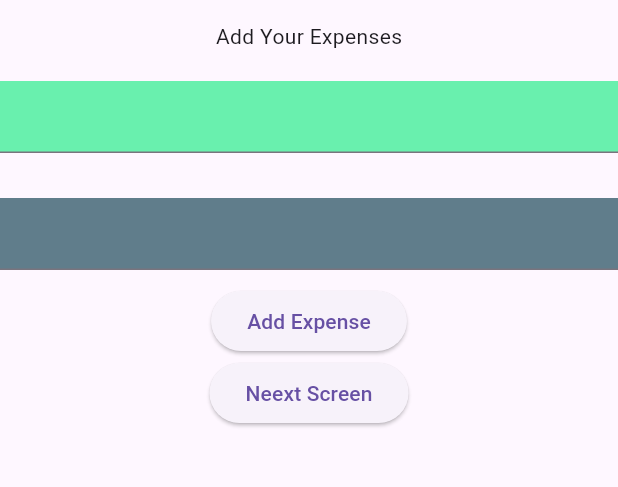
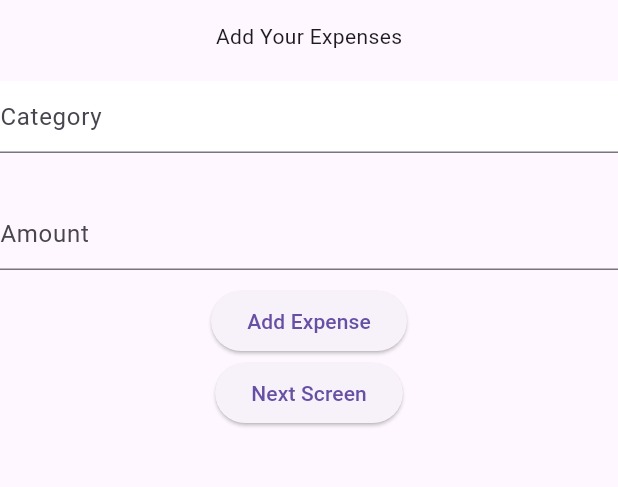
Before and after one commit to buildwithayush/graphify, a Flutter app: the screen it shows after launch, on a phone screen of 412 x 824 dp, the part 63-550 px from its top. Run offline on Flutter 3.47's test engine with Material 3 defaults, Android fonts, the phone set to English and light mode, and no system bars; our stand-ins replace fl_chart, flutter_riverpod, isar, riverpod_annotation; accounts and stored records are empty; generated files the repository leaves out were written again.

Commit message:
refactor expense input fields and update expense view to use ListView

```diff
--- a/lib/features/presentation/screens/expense_home_screen.dart
+++ b/lib/features/presentation/screens/expense_home_screen.dart
@@ -2,8 +2,8 @@ import 'package:flutter/material.dart';
 import 'package:flutter_riverpod/flutter_riverpod.dart';
 import 'package:graphify/features/data/models/expense.dart';
 import 'package:graphify/features/data/providers/expense_repository_provider.dart';
+import 'package:graphify/features/presentation/providers/expenses.dart';
 import 'package:graphify/features/presentation/screens/expense_view.dart';
-
 
 class ExpenseHomeScreen extends ConsumerStatefulWidget {
   const ExpenseHomeScreen({super.key});
@@ -28,22 +28,22 @@ class _ExpenseHomeScreenState extends ConsumerState<ExpenseHomeScreen> {
             Container(
               decoration: BoxDecoration(
                 shape: BoxShape.rectangle,
-                color: Colors.greenAccent,
+                color: Colors.white,
               ),
               child: TextFormField(
                 controller: _textEditingController1,
-                style: TextStyle(backgroundColor: Colors.blue),
+
+                decoration: InputDecoration(hintText: 'Category'),
               ),
             ),
             SizedBox(height: 30),
             Container(
-              decoration: BoxDecoration(
-                shape: BoxShape.rectangle,
-                color: Colors.blueGrey,
-              ),
+              decoration: BoxDecoration(shape: BoxShape.rectangle),
               child: TextFormField(
+                keyboardType: TextInputType.number,
                 controller: _textEditingController2,
-                style: TextStyle(backgroundColor: Colors.blue),
+
+                decoration: InputDecoration(hintText: 'Amount'),
               ),
             ),
             Padding(
@@ -52,25 +52,30 @@ class _ExpenseHomeScreenState extends ConsumerState<ExpenseHomeScreen> {
                 onPressed: () async {
                   final repo = await ref.read(expenseRepositoryProvider.future);
 
-                    final expense = Expense(
-                      category: _textEditingController1.text,
-                      amount:
-                          double.tryParse(_textEditingController2.text) ?? 0.0,
-                    );
+                  final expense = Expense(
+                    category: _textEditingController1.text,
+                    amount:
+                        double.tryParse(_textEditingController2.text) ?? 0.0,
+                  );
 
                   await repo.addExpense(expense);
+                  ref.invalidate(expensesProvider);
                 },
                 child: Text('Add Expense'),
               ),
-
             ),
-            ElevatedButton(onPressed: (){
-              Navigator.push(context, MaterialPageRoute(builder: (context) => ExpenseView()));
-            }, child: Text('Neext Screen'))
+            ElevatedButton(
+              onPressed: () {
+                Navigator.push(
+                  context,
+                  MaterialPageRoute(builder: (context) => ExpenseView()),
+                );
+              },
+              child: Text('Next Screen'),
+            ),
           ],
         ),
       ),
-
     );
   }
 }
--- a/lib/features/presentation/screens/expense_view.dart
+++ b/lib/features/presentation/screens/expense_view.dart
@@ -16,9 +16,10 @@ class _ExpenseViewState extends ConsumerState<ExpenseView> {
     final expensesAsync = ref.watch(expensesProvider);
 
     return Scaffold(
+      appBar: AppBar(title: const Text('Expenses')),
       body: expensesAsync.when(
         data: (expenses) {
-          return PageView.builder(
+          return ListView.builder(
             itemCount: expenses.length,
             itemBuilder: (context, index) {
 
--- a/lib/main.dart
+++ b/lib/main.dart
@@ -13,6 +13,7 @@ class MyApp extends ConsumerWidget {
   @override
   Widget build(BuildContext context, WidgetRef ref) {
     return MaterialApp(
+      debugShowCheckedModeBanner: false,
       home: const ExpenseHomeScreen(),
       title: 'Graphify');
 
```
